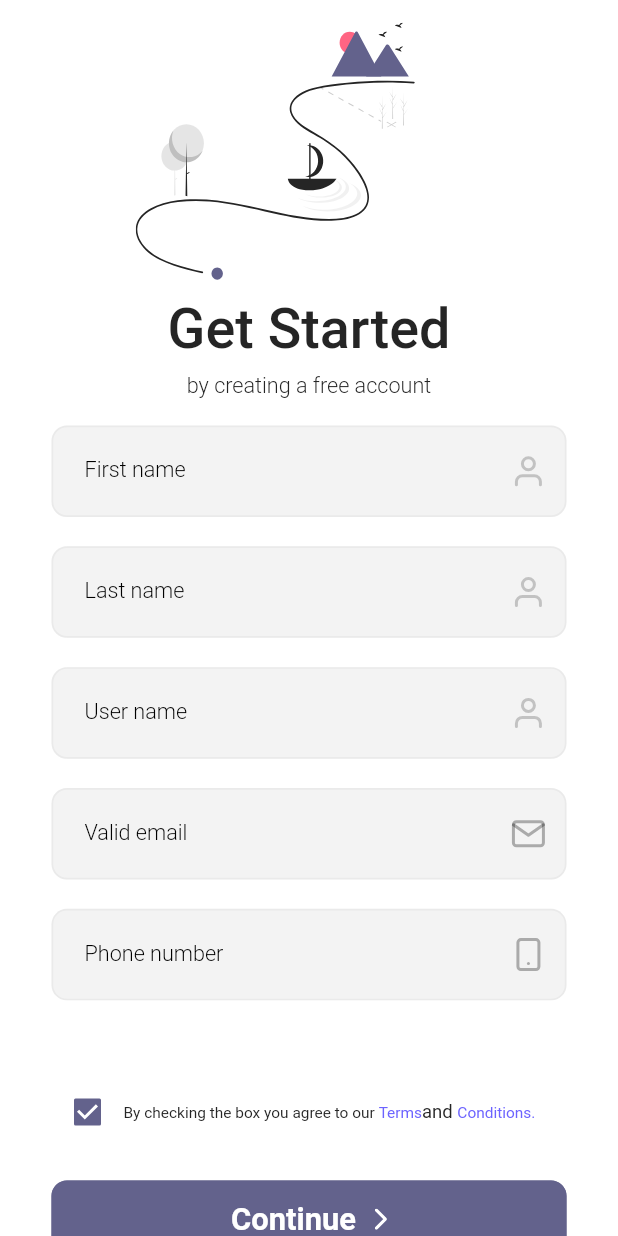
After one commit to antoneosphilip/x_station, a Flutter app: the SignupScreen screen opened by its route, on a phone screen of 412 x 824 dp. The commit adds this screen. Run offline on Flutter 3.47's test engine with Material 2 defaults, Android fonts, the phone set to English and light mode, and no system bars; our stand-ins replace animated_splash_screen, device_preview, dio, flutter_screenutil, flutter_svg, get and 2 more.

Commit message:
Sign up page

```diff
--- a/lib/core/assets_manager/assets_manager.dart
+++ b/lib/core/assets_manager/assets_manager.dart
@@ -1,21 +1,24 @@
-class AssetsImage
-{
+class AssetsImage {
   static const String _imagesPath = "assets/images/";
   static const String _iconsPath = "assets/icons/";
   static const String _svgPath = "assets/svg/";
 
   // Images
-  static const String onBoardingImage  = '${_imagesPath}onboarding2.png';
-  static const String onBoardingImage3  = '${_imagesPath}onboarding3.png';
-  static const String loginImage  = '${_imagesPath}login.png';
-
+  static const String onBoardingImage = '${_imagesPath}onboarding2.png';
+  static const String onBoardingImage3 = '${_imagesPath}onboarding3.png';
+  static const String loginImage = '${_imagesPath}login.png';
+  // ignore: constant_identifier_names
+  static const String signupImage = '${_imagesPath}signupimage.png';
+  static const String signupImagePart2 = '${_imagesPath}signupimagepart2.png';
 
   // icons
-  static const String arrowRight  = '${_iconsPath}arrow-right.svg';
-  static const String email  = '${_iconsPath}mail.svg';
-  static const String password  = '${_iconsPath}password.svg';
-
+  static const String arrowRight = '${_iconsPath}arrow-right.svg';
+  static const String email = '${_iconsPath}mail.svg';
+  static const String password = '${_iconsPath}password.svg';
+  static const String user = '${_iconsPath}user.svg';
+  static const String phonenumber = '${_iconsPath}smartphone.svg';
+  static const String signUpIcon = '${_iconsPath}signupsvg.svg';
 
   // svg
-  static const String lOGO  = '${_svgPath}Logo.svg';
+  static const String lOGO = '${_svgPath}Logo.svg';
 }
--- a/lib/core/route_manager/page_name.dart
+++ b/lib/core/route_manager/page_name.dart
@@ -1,9 +1,6 @@
-class PageName
-{
+class PageName {
   static const String splash = '/SPLASH';
   static const String onBoarding = '/ON_BOARDING';
   static const String login = '/LOGIN';
-
-
-
+  static const String register = '/Register';
 }
--- a/lib/core/route_manager/route_manager.dart
+++ b/lib/core/route_manager/route_manager.dart
@@ -1,7 +1,7 @@
-
 import 'package:get/get_navigation/src/routes/get_route.dart';
 import 'package:get/get_navigation/src/routes/transitions_type.dart';
 import 'package:x_station_app/core/route_manager/page_name.dart';
+import 'package:x_station_app/view/screens/Signup/Signup_screen/Signup_screen.dart';
 import 'package:x_station_app/view/screens/login/login_screen/login_screen.dart';
 import 'package:x_station_app/view/screens/onboarding/onboarding_screen/onboarding_screen.dart';
 import 'package:x_station_app/view/screens/splash/splash_screen/splash_screen.dart';
@@ -28,4 +28,11 @@ List<GetPage> pages = [
       transitionDuration: const Duration(
         milliseconds: 250,
       )),
+  GetPage(
+      name: PageName.register,
+      page: () => const SignupScreen(),
+      transition: Transition.rightToLeft,
+      transitionDuration: const Duration(
+        milliseconds: 250,
+      )),
 ];
--- a/lib/core/style_font_manager/style_manager.dart
+++ b/lib/core/style_font_manager/style_manager.dart
@@ -2,22 +2,37 @@ import 'package:flutter/material.dart';
 import 'package:flutter_screenutil/flutter_screenutil.dart';
 import 'package:x_station_app/core/color_manager/color_manager.dart';
 
+abstract class TextStyleManager {
+  static final TextStyle textStyle36w700 = TextStyle(
+      fontSize: 36.sp,
+      fontWeight: FontWeight.w700,
+      color: ColorManager.colorSecondary);
 
-abstract class TextStyleManager {
-  static final TextStyle textStyle36w700 =
-  TextStyle(fontSize: 36.sp, fontWeight: FontWeight.w700,color: ColorManager.colorSecondary);
+  static final TextStyle textStyle24w300 = TextStyle(
+      fontSize: 24.sp,
+      fontWeight: FontWeight.w300,
+      color: ColorManager.colorSecondary);
 
-  static final TextStyle textStyle24w300 =
-  TextStyle(fontSize: 24.sp, fontWeight: FontWeight.w300,color: ColorManager.colorSecondary);
+  static final TextStyle textStyle24w500 = TextStyle(
+      fontSize: 24.sp,
+      fontWeight: FontWeight.w500,
+      color: ColorManager.colorSecondary);
 
-  static final TextStyle textStyle24w500 =
-  TextStyle(fontSize: 24.sp, fontWeight: FontWeight.w500,color: ColorManager.colorSecondary);
+  static final TextStyle textStyle14w300 = TextStyle(
+      fontSize: 14.sp,
+      fontWeight: FontWeight.w300,
+      color: ColorManager.colorSecondary);
 
-  static final TextStyle textStyle14w300 =
-  TextStyle(fontSize: 14.sp, fontWeight: FontWeight.w300,color: ColorManager.colorSecondary);
-
-  static final TextStyle textStyle12w400 =
-  TextStyle(fontSize: 12.sp, fontWeight: FontWeight.w400,color: ColorManager.colorSecondary);
-
-
+  static final TextStyle textStyle12w400 = TextStyle(
+      fontSize: 12.sp,
+      fontWeight: FontWeight.w400,
+      color: ColorManager.colorSecondary);
+  static final TextStyle textStyle36w500 = TextStyle(
+      fontSize: 36.sp,
+      fontWeight: FontWeight.w500,
+      color: ColorManager.colorSecondary);
+  static final TextStyle textStyle10w400 = TextStyle(
+      fontSize: 10.sp,
+      fontWeight: FontWeight.w400,
+      color: ColorManager.colorSecondary);
 }
--- a/lib/core/text_manager/text_manager.dart
+++ b/lib/core/text_manager/text_manager.dart
@@ -1,5 +1,4 @@
-class TextManager
-{
+class TextManager {
   static const String appName = "Xstation";
 
   static const String serviceBecomeEasier = "Services become easier";
@@ -16,7 +15,16 @@ class TextManager
   static const String next = "Next";
   static const String newMember = "New Member?";
   static const String registerNow = "Register Now";
-
-
-
+  static const String getstarted = "Get Started";
+  static const String creataccount = "by creating a free account";
+  static const String firstname = "First name";
+  static const String lastname = "Last name";
+  static const String username = "User name";
+  static const String validemail = "Valid email";
+  static const String phonenumber = "Phone number";
+  static const String checkbox =
+      "By checking the box you agree to our Terms and Conditions.";
+  static const String continuee = "Continue";
+  static const String alreadymember = "Already a member?";
+  static const String login = "Log In";
 }
--- a/lib/view/core_widget/elevated_button/elevated_button_custom.dart
+++ b/lib/view/core_widget/elevated_button/elevated_button_custom.dart
@@ -1,7 +1,8 @@
 import 'package:flutter/material.dart';
 import 'package:flutter_screenutil/flutter_screenutil.dart';
+import 'package:x_station_app/view/screens/Signup/Singup_widget/signup_widget/signup_widget.dart';
+import '../../../core/color_manager/color_manager.dart';
 
-import '../../../core/color_manager/color_manager.dart';
 class ElevatedButtonCustom extends StatelessWidget {
   final String? text;
   final Function? onPressed;
@@ -15,7 +16,7 @@ class ElevatedButtonCustom extends StatelessWidget {
   final Widget? widget;
   final Color? borderColor;
   final FontWeight? fontWeight;
-final bool ? disable;
+  final bool? disable;
   const ElevatedButtonCustom({
     this.disable = true,
     Key? key,
@@ -36,36 +37,33 @@ final bool ? disable;
   @override
   Widget build(BuildContext context) {
     return Container(
-      decoration: const BoxDecoration(
-          boxShadow: [
+      decoration: const BoxDecoration(boxShadow: [
         // BoxShadow(
         //   color: ColorManager.colorPrimary.withOpacity(0.1),
         //
         //   blurRadius: 3.475,
         //   offset:  Offset(0, 3.475.h),
         // ),
-          ]
-      ),
-
+      ]),
       child: ElevatedButton(
-        onPressed: () {
-          onPressed!();
-        },
+          onPressed: () {},
           style: ElevatedButton.styleFrom(
             shape: RoundedRectangleBorder(
               borderRadius: BorderRadius.circular(radius!.r),
               side: BorderSide(color: borderColor!, width: 1),
-            ), backgroundColor: colors ,
+            ),
+            backgroundColor: colors,
             elevation: elevation,
-            textStyle:  TextStyle(fontWeight: FontWeight.w600,fontSize: 20.sp,color: ColorManager.colorWhite2),
+            textStyle: TextStyle(
+                fontWeight: FontWeight.w600,
+                fontSize: 20.sp,
+                color: ColorManager.colorWhite2),
             fixedSize: Size(width!.w, height!.h),
 
             // padding:
             //     EdgeInsets.symmetric(horizontal: width!.w, vertical: height!.h),
           ),
-        child:widget
-
-      ),
+          child: widget),
     );
   }
 }
--- /dev/null
+++ b/lib/view/screens/Signup/Signup_screen/Signup_screen.dart
@@ -0,0 +1,17 @@
+import 'package:flutter/cupertino.dart';
+import 'package:flutter/material.dart';
+import 'package:x_station_app/view/screens/Signup/Singup_widget/signup_widget/signup_widget.dart';
+
+class SignupScreen extends StatelessWidget {
+  const SignupScreen({super.key});
+
+  @override
+  Widget build(BuildContext context) {
+    return const Scaffold(
+      body: SingleChildScrollView(
+        physics: BouncingScrollPhysics(),
+        child: SignupWidget(),
+      ),
+    );
+  }
+}
--- /dev/null
+++ b/lib/view/screens/Signup/Singup_widget/check_box_sin/checkbox_sign.dart
@@ -0,0 +1,45 @@
+import 'package:flutter/cupertino.dart';
+import 'package:flutter/material.dart';
+import 'package:flutter_screenutil/flutter_screenutil.dart';
+
+import '../../../../../../core/color_manager/color_manager.dart';
+import '../../../../../../core/style_font_manager/style_manager.dart';
+import '../../../../../../core/text_manager/text_manager.dart';
+
+class CheckBoxSignup extends StatefulWidget {
+  const CheckBoxSignup({super.key});
+
+  @override
+  State<CheckBoxSignup> createState() => _CheckBoxState();
+}
+
+class _CheckBoxState extends State<CheckBoxSignup> {
+  bool valueCheckBox = true;
+
+  @override
+  Widget build(BuildContext context) {
+    return Row(
+      children: [
+        Checkbox(
+          activeColor: ColorManager.colorPrimary,
+          splashRadius: Checkbox.width,
+          value: valueCheckBox,
+          onChanged: (value) {
+            setState(() {
+              valueCheckBox = value!;
+            });
+          },
+        ),
+        Text('By checking the box you agree to our ',
+            style: TextStyleManager.textStyle10w400),
+        Text('Terms',
+            style: TextStyleManager.textStyle10w400
+                .copyWith(color: ColorManager.colorThird)),
+        Text('and ', style: TextStyleManager.textStyle12w400),
+        Text('Conditions.',
+            style: TextStyleManager.textStyle10w400
+                .copyWith(color: ColorManager.colorThird)),
+      ],
+    );
+  }
+}
--- /dev/null
+++ b/lib/view/screens/Signup/Singup_widget/signup_form/Signup_form.dart
@@ -0,0 +1,110 @@
+import 'package:flutter/foundation.dart';
+import 'package:flutter/material.dart';
+import 'package:flutter_screenutil/flutter_screenutil.dart';
+import 'package:flutter_svg/svg.dart';
+import 'package:get/get.dart';
+import 'package:get/get_core/src/get_main.dart';
+import 'package:x_station_app/core/assets_manager/assets_manager.dart';
+import 'package:x_station_app/core/color_manager/color_manager.dart';
+import 'package:x_station_app/core/route_manager/page_name.dart';
+import 'package:x_station_app/core/style_font_manager/style_manager.dart';
+import 'package:x_station_app/core/text_manager/text_manager.dart';
+import 'package:x_station_app/view/core_widget/text_form_field/text_form_field_custom.dart';
+import 'package:x_station_app/view/core_widget/xstation_button_custom/x_station_button_custom.dart';
+import 'package:x_station_app/view/screens/Signup/Singup_widget/check_box_sin/checkbox_sign.dart';
+import 'package:x_station_app/view/screens/login/login_widget/check_box/check_box.dart';
+
+class SinupForm extends StatelessWidget {
+  const SinupForm({super.key});
+
+  @override
+  Widget build(BuildContext context) {
+    return Padding(
+      padding: EdgeInsets.symmetric(horizontal: 30.w),
+      child: Column(children: [
+        TextFormFieldCustom(
+          keyboardType: TextInputType.name,
+          validate: (value) {},
+          label: TextManager.firstname,
+          suffix: true,
+          suffixIcon: SvgPicture.asset(AssetsImage.user),
+        ),
+        SizedBox(
+          height: 19.h,
+        ),
+        TextFormFieldCustom(
+          keyboardType: TextInputType.name,
+          validate: (value) {},
+          label: TextManager.lastname,
+          suffix: true,
+          suffixIcon: SvgPicture.asset(AssetsImage.user),
+        ),
+        SizedBox(
+          height: 19.h,
+        ),
+        TextFormFieldCustom(
+          keyboardType: TextInputType.name,
+          validate: (value) {},
+          label: TextManager.username,
+          suffix: true,
+          suffixIcon: SvgPicture.asset(AssetsImage.user),
+        ),
+        SizedBox(
+          height: 19.h,
+        ),
+        TextFormFieldCustom(
+          keyboardType: TextInputType.emailAddress,
+          validate: (value) {},
+          label: TextManager.validemail,
+          suffix: true,
+          suffixIcon: SvgPicture.asset(AssetsImage.email),
+        ),
+        SizedBox(
+          height: 19.h,
+        ),
+        TextFormFieldCustom(
+          keyboardType: TextInputType.phone,
+          validate: (value) {},
+          label: TextManager.phonenumber,
+          suffix: true,
+          suffixIcon: SvgPicture.asset(AssetsImage.phonenumber),
+        ),
+        SizedBox(
+          height: 49.h,
+        ),
+        const CheckBoxSignup(),
+        SizedBox(
+          height: 21.h,
+        ),
+        const XStationButtonCustom(textButton: TextManager.continuee),
+        SizedBox(
+          height: 23.h,
+        ),
+        Row(
+          mainAxisAlignment: MainAxisAlignment.center,
+          children: [
+            Text(
+              TextManager.alreadymember,
+              style: TextStyleManager.textStyle12w400
+                  .copyWith(fontWeight: FontWeight.w500),
+            ),
+            SizedBox(
+              width: 3.w,
+            ),
+            InkWell(
+              onTap: () {
+                Get.toNamed(PageName.login);
+              },
+              child: Text(
+                TextManager.login,
+                style: TextStyleManager.textStyle12w400.copyWith(
+                    fontWeight: FontWeight.w700,
+                    color: ColorManager.colorPrimary),
+              ),
+            ),
+          ],
+        ),
+      ]),
+    );
+  }
+}
--- /dev/null
+++ b/lib/view/screens/Signup/Singup_widget/signup_widget/signup_widget.dart
@@ -0,0 +1,54 @@
+import 'package:flutter/material.dart';
+import 'package:flutter_screenutil/flutter_screenutil.dart';
+import 'package:flutter_svg/flutter_svg.dart';
+import 'package:x_station_app/core/assets_manager/assets_manager.dart';
+import 'package:x_station_app/core/style_font_manager/style_manager.dart';
+import 'package:x_station_app/core/text_manager/text_manager.dart';
+import 'package:x_station_app/view/core_widget/text_form_field/text_form_field_custom.dart';
+import 'package:x_station_app/view/screens/Signup/Singup_widget/signup_form/Signup_form.dart';
+
+class SignupWidget extends StatelessWidget {
+  const SignupWidget({super.key});
+
+  @override
+  Widget build(BuildContext context) {
+    return Center(
+      child: Column(
+        children: [
+          SizedBox(
+            height: 4.h,
+          ),
+          Stack(
+            alignment: Alignment.bottomCenter,
+            children: [
+              Padding(
+                padding: EdgeInsets.only(left: 67, top: 11),
+                child: SvgPicture.asset(
+                  AssetsImage.signUpIcon,
+                  width: 298,
+                  height: 251,
+                  fit: BoxFit.cover,
+                ),
+              ),
+              Padding(
+                padding: const EdgeInsets.only(bottom: 25),
+                child: Text(
+                  TextManager.getstarted,
+                  style: TextStyleManager.textStyle36w500,
+                ),
+              ),
+              Text(
+                TextManager.creataccount,
+                style: TextStyleManager.textStyle14w300,
+              ),
+            ],
+          ),
+          SizedBox(
+            height: 17.h,
+          ),
+          const SinupForm(),
+        ],
+      ),
+    );
+  }
+}
--- a/lib/view/screens/login/login_widget/login_form/login_form.dart
+++ b/lib/view/screens/login/login_widget/login_form/login_form.dart
@@ -2,7 +2,8 @@ import 'package:flutter/cupertino.dart';
 import 'package:flutter/material.dart';
 import 'package:flutter_screenutil/flutter_screenutil.dart';
 import 'package:flutter_svg/svg.dart';
-
+import 'package:get/get.dart';
+import 'package:x_station_app/core/route_manager/page_name.dart';
 import '../../../../../core/assets_manager/assets_manager.dart';
 import '../../../../../core/color_manager/color_manager.dart';
 import '../../../../../core/style_font_manager/style_manager.dart';
@@ -18,40 +19,64 @@ class LoginForm extends StatelessWidget {
   @override
   Widget build(BuildContext context) {
     return Padding(
-      padding:  EdgeInsets.symmetric(horizontal: 30.w),
+      padding: EdgeInsets.symmetric(horizontal: 30.w),
       child: Column(
         children: [
           TextFormFieldCustom(
             keyboardType: TextInputType.emailAddress,
-            validate: (value){},
+            validate: (value) {},
             label: TextManager.enterYourEmail,
             suffix: true,
             suffixIcon: SvgPicture.asset(AssetsImage.email),
-
           ),
-          SizedBox(height: 25.h,),
+          SizedBox(
+            height: 25.h,
+          ),
           TextFormFieldCustom(
             keyboardType: TextInputType.visiblePassword,
-            validate: (value){},
+            validate: (value) {},
             label: TextManager.password,
             suffix: true,
             suffixIcon: SvgPicture.asset(AssetsImage.password),
           ),
-          SizedBox(height: 16.h,),
+          SizedBox(
+            height: 16.h,
+          ),
           const CheckBoxWidget(),
-          SizedBox(height: 150.h,),
-          const XStationButtonCustom(textButton:TextManager.next),
-          SizedBox(height: 23.h,),
+          SizedBox(
+            height: 150.h,
+          ),
+          const XStationButtonCustom(textButton: TextManager.next),
+          SizedBox(
+            height: 23.h,
+          ),
           Row(
             mainAxisAlignment: MainAxisAlignment.center,
             children: [
-              Text(TextManager.newMember,style: TextStyleManager.textStyle12w400.copyWith(fontWeight: FontWeight.w500),),
-              SizedBox(width: 3.w,),
-              Text(TextManager.registerNow,style: TextStyleManager.textStyle12w400.copyWith(fontWeight: FontWeight.w700,color: ColorManager.colorPrimary),),
+              Text(
+                TextManager.newMember,
+                style: TextStyleManager.textStyle12w400
+                    .copyWith(fontWeight: FontWeight.w500),
+              ),
+              SizedBox(
+                width: 3.w,
+              ),
+              InkWell(
+                onTap: () {
+                  Get.toNamed(PageName.register);
+                },
+                child: Text(
+                  TextManager.registerNow,
+                  style: TextStyleManager.textStyle12w400.copyWith(
+                      fontWeight: FontWeight.w700,
+                      color: ColorManager.colorPrimary),
+                ),
+              ),
             ],
           ),
-          SizedBox(height: 59.h,),
-
+          SizedBox(
+            height: 59.h,
+          ),
         ],
       ),
     );
--- a/pubspec.yaml
+++ b/pubspec.yaml
@@ -30,6 +30,7 @@ environment:
 dependencies:
   flutter:
     sdk: flutter
+
 
 
   # The following adds the Cupertino Icons font to your application.
@@ -76,7 +77,6 @@ flutter:
   assets:
     - assets/images/
     - assets/icons/
-    - assets/svg/
 
   # An image asset can refer to one or more resolution-specific "variants", see
   # https://flutter.dev/assets-and-images/#resolution-aware
```
Also changed, not shown: lib/view/screens/login/login_widget/login_widget/login_widget.dart (+24 -10 lines), assets/icons/signupsvg.svg (added), assets/icons/smartphone.svg (added), assets/icons/user.svg (added), assets/images/signupimage.png (added), assets/images/signupimagepart2.png (added). Lines whose indentation alone changed are shown as unchanged.
